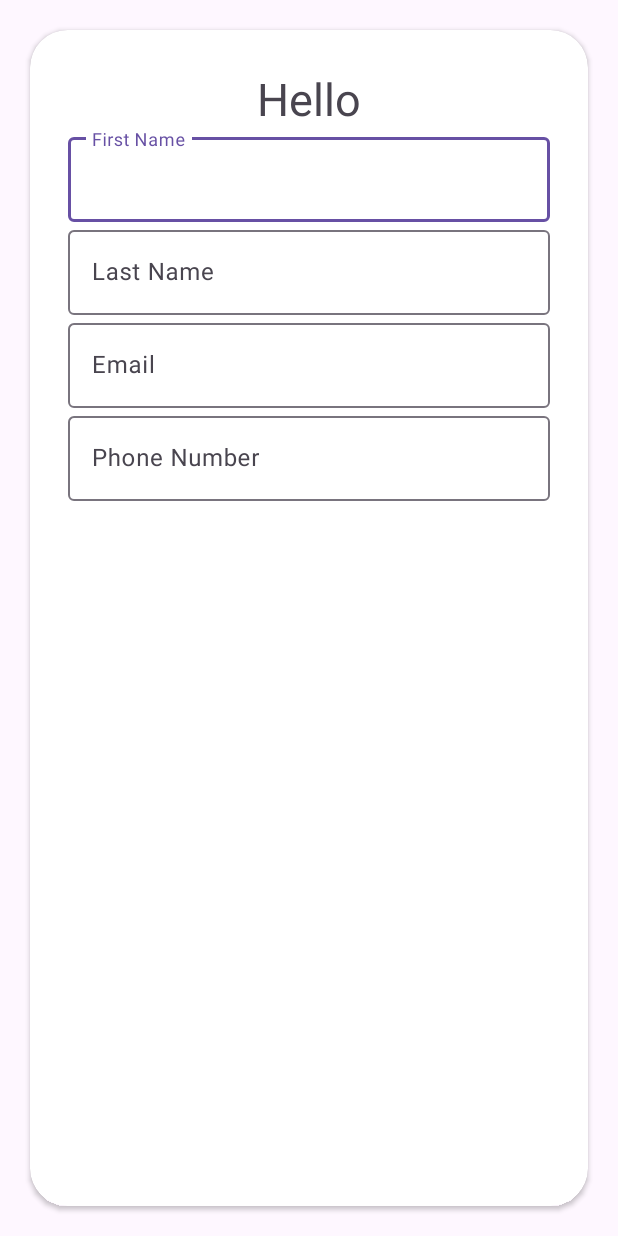
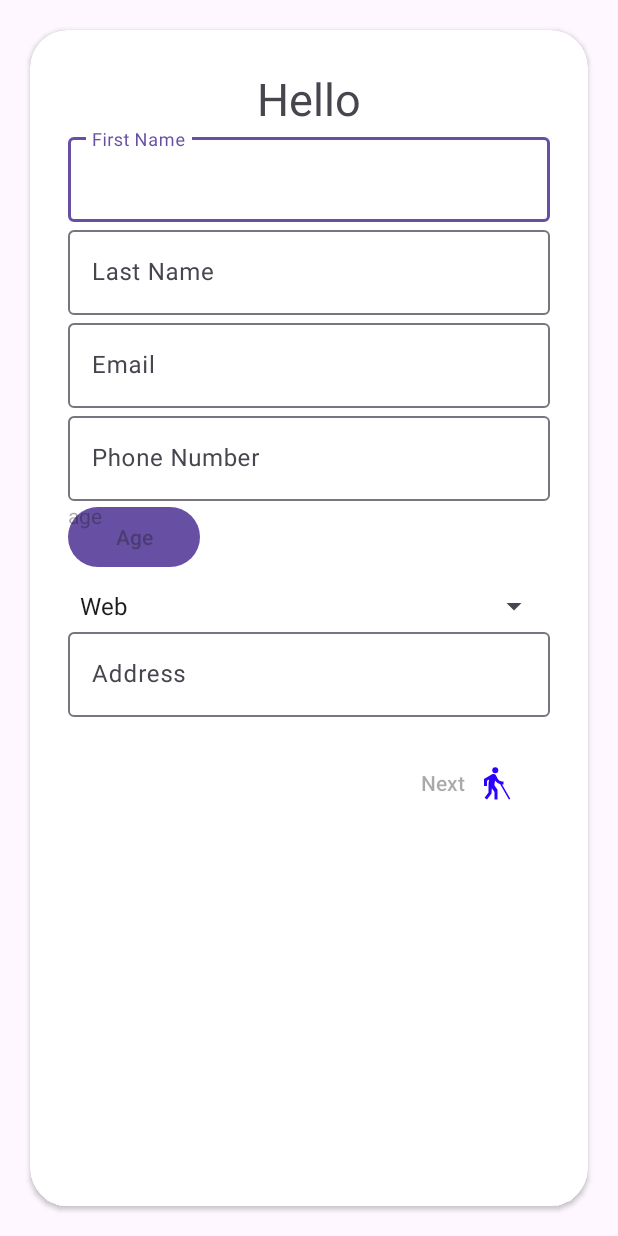
Before and after one commit to git-biswojit/MCA23-25, an Android app: the layout fragment_emp.xml on its own in the app's theme, with its tools: preview values and no code run, on a phone screen of 412 x 824 dp. Run offline under Robolectric (Android 15) with nearby library versions, the phone set to English and light mode, and no system bars.

Commit message:
Android 2nd Page

```diff
--- /dev/null
+++ b/Android/app/src/main/res/drawable/baseline_blind_24.xml
@@ -0,0 +1,7 @@
+<vector xmlns:android="http://schemas.android.com/apk/res/android" android:height="24dp" android:tint="#2A02FF" android:viewportHeight="24" android:viewportWidth="24" android:width="24dp">
+
+    <path android:fillColor="@android:color/white" android:pathData="M11.5,3.5m-2,0a2,2 0,1 1,4 0a2,2 0,1 1,-4 0"/>
+
+    <path android:fillColor="@android:color/white" android:pathData="M12.13,7.12c-0.17,-0.35 -0.44,-0.65 -0.8,-0.85C10.72,5.91 9.99,5.93 9.4,6.24l0,-0.01L4,9.3V14h2v-3.54l1.5,-0.85C7.18,10.71 7,11.85 7,13v5.33L4.4,21.8L6,23l3,-4l0.22,-3.54L11,18v5h2v-6.5l-1.97,-2.81c-0.04,-0.52 -0.14,-1.76 0.45,-3.4c0.75,1.14 1.88,1.98 3.2,2.41L20.63,23l0.87,-0.5L16.02,13H17v-2c-0.49,0 -2.88,0.17 -4.08,-2.21"/>
+
+</vector>
--- a/Android/app/src/main/res/layout/activity_emp.xml
+++ b/Android/app/src/main/res/layout/activity_emp.xml
@@ -6,5 +6,9 @@
     android:layout_width="match_parent"
     android:layout_height="match_parent"
     tools:context=".EmpActivity">
+    <FrameLayout
+        android:id="@+id/empRegForm"
+        android:layout_width="match_parent"
+        android:layout_height="match_parent" />
 
 </androidx.constraintlayout.widget.ConstraintLayout>
--- a/Android/app/src/main/res/layout/fragment_emp.xml
+++ b/Android/app/src/main/res/layout/fragment_emp.xml
@@ -9,24 +9,31 @@
     <androidx.cardview.widget.CardView
         android:layout_width="match_parent"
         android:layout_height="match_parent"
+        app:layout_constraintStart_toStartOf="parent"
+        app:layout_constraintEnd_toEndOf="parent"
+        app:layout_constraintTop_toTopOf="parent"
+        app:layout_constraintBottom_toBottomOf="parent"
+
         android:layout_margin="20sp"
         app:cardCornerRadius="25sp"
-        app:contentPadding="25dp">
+        app:contentPadding="25dp"
+        >
 
 
 
 
     <androidx.constraintlayout.widget.ConstraintLayout
         android:layout_width="match_parent"
-        android:layout_height="wrap_content">
+        android:layout_height="match_parent"
+        >
 
         <TextView
             android:id="@+id/regText"
             android:layout_width="match_parent"
-            android:layout_height="match_parent"
+            android:layout_height="wrap_content"
             android:textSize="30sp"
             android:textAlignment="center"
-            android:text="Hello"></TextView>
+            android:text="Hello" />
 
         <com.google.android.material.textfield.TextInputLayout
             android:id="@+id/empFirstName"
@@ -96,8 +103,58 @@
 
         </com.google.android.material.textfield.TextInputLayout>
 
+    <Button
+        android:id="@+id/ageBtn"
+        android:layout_width="wrap_content"
+        android:layout_height="wrap_content"
+        app:layout_constraintTop_toBottomOf="@id/empPhone"
+        android:hint="Age"/>
+
+        <TextView
+            android:layout_width="match_parent"
+            android:layout_height="wrap_content"
+            app:layout_constraintStart_toEndOf="@+id/ageBtn"
+            app:layout_constraintTop_toBottomOf="@+id/empPhone"
+            android:hint="age"/>
 
 
+        <Spinner
+            android:id="@+id/spinner1"
+            android:layout_width="match_parent"
+            android:layout_height="wrap_content"
+            app:layout_constraintStart_toStartOf="parent"
+            app:layout_constraintEnd_toEndOf="parent"
+            app:layout_constraintTop_toBottomOf="@+id/ageBtn"
+            android:layout_marginTop="10sp"
+            android:entries="@array/tracks" />
+
+        <com.google.android.material.textfield.TextInputLayout
+            android:id="@+id/empAddress"
+            android:layout_width="match_parent"
+            android:layout_height="wrap_content"
+            app:layout_constraintStart_toStartOf="parent"
+            app:layout_constraintEnd_toEndOf="parent"
+            app:layout_constraintTop_toBottomOf="@+id/spinner1">
+
+            <com.google.android.material.textfield.TextInputEditText
+                android:layout_width="match_parent"
+                android:layout_height="wrap_content"
+                android:inputType="textPostalAddress"
+                android:hint="Address">
+            </com.google.android.material.textfield.TextInputEditText>
+
+        </com.google.android.material.textfield.TextInputLayout>
+        <Button
+            android:layout_width="wrap_content"
+            android:layout_height="wrap_content"
+            app:layout_constraintEnd_toEndOf="parent"
+            app:layout_constraintTop_toBottomOf="@id/empAddress"
+            android:background="@android:color/transparent"
+            android:layout_marginTop="20sp"
+            android:hint="Next"
+            android:drawableEnd="@drawable/baseline_blind_24">
+
+        </Button>
     </androidx.constraintlayout.widget.ConstraintLayout>
     </androidx.cardview.widget.CardView>
 
--- a/Android/app/src/main/res/values/strings.xml
+++ b/Android/app/src/main/res/values/strings.xml
@@ -22,6 +22,12 @@
         <item>Machine Learning</item>
         <item>Networking</item>
     </string-array>
+
+    <string-array name="dept">
+        <item>IT</item>
+        <item>Marketing</item>
+        <item>Kachra Uthane Wala</item>
+    </string-array>
     <!-- TODO: Remove or change this placeholder text -->
     <string name="hello_blank_fragment">Hello blank fragment</string>
 </resources>
```
Also changed, not shown: Android/app/src/main/AndroidManifest.xml (+7 -5 lines), Android/app/src/main/java/com/rwgu/mca3/EmpActivity.java (+8 -7 lines), Android/app/src/main/java/com/rwgu/mca3/empDisplay.java (added, +64 -0 lines), Android/app/src/main/java/com/rwgu/mca3/empRegPage2.java (added, +64 -0 lines), Android/app/src/main/res/drawable/spinner_bg.xml (added, +8 -0 lines), Android/app/src/main/res/layout/fragment_emp_display.xml (added, +14 -0 lines), Android/app/src/main/res/layout/fragment_emp_reg_page2.xml (added, +149 -0 lines).
